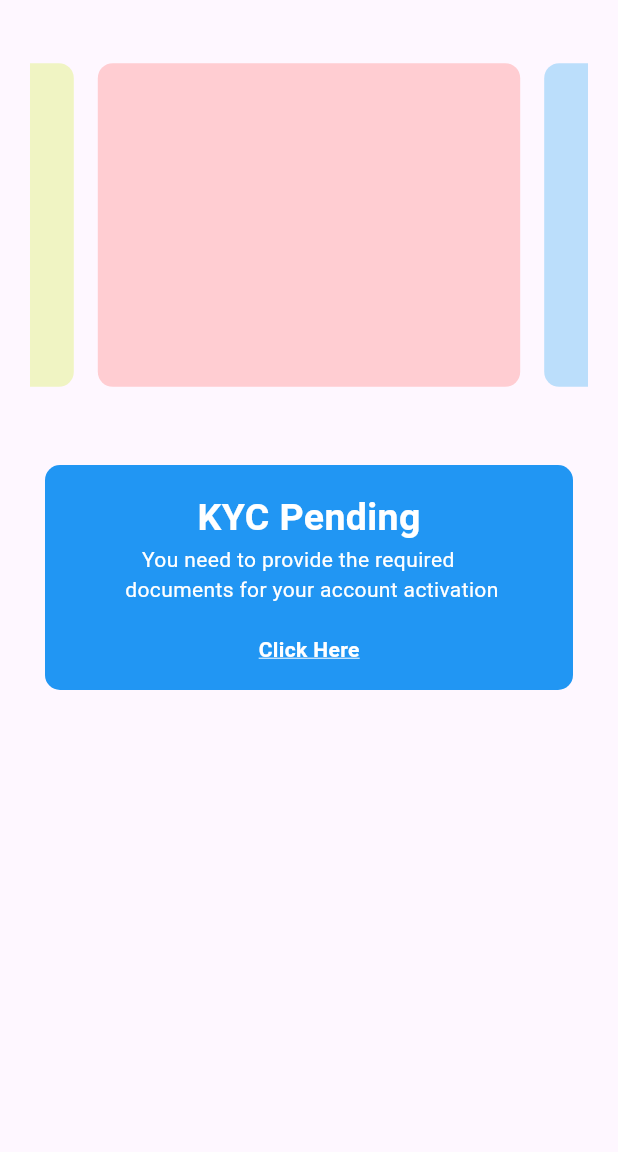
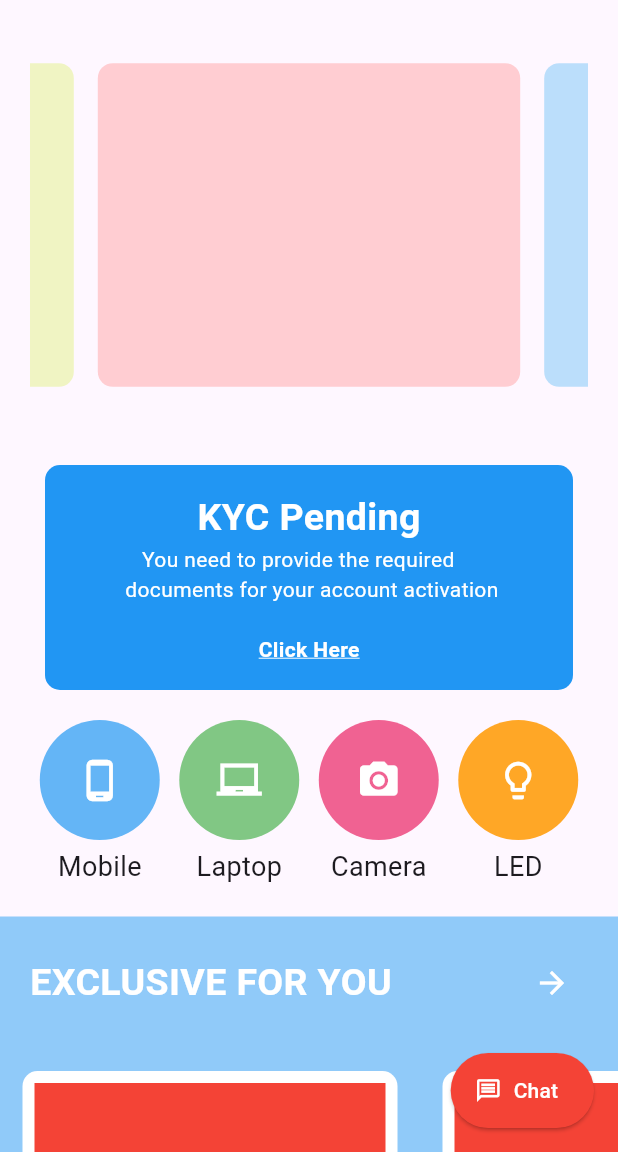
Before and after one commit to AnandhuA/DealsDrayClone, a Flutter app: the HomePageScreen screen opened directly, on a phone screen of 412 x 824 dp, the part 84-1236 px from its top. Run offline on Flutter 3.47's test engine with Material 3 defaults, Android fonts, the phone set to English and light mode, and no system bars; drawn by our look-alikes of carousel_slider.

Commit message:
home page ui complete

```diff
--- a/lib/screens/homepge/homepage_screen.dart
+++ b/lib/screens/homepge/homepage_screen.dart
@@ -1,5 +1,9 @@
 import 'package:deals_dray_clone/screens/homepge/widgets/banner_images.dart';
+import 'package:deals_dray_clone/screens/homepge/widgets/floating_button.dart';
 import 'package:deals_dray_clone/screens/homepge/widgets/search_widget.dart';
+import 'package:deals_dray_clone/screens/homepge/widgets/session_four.dart';
+import 'package:deals_dray_clone/screens/homepge/widgets/session_three.dart';
+import 'package:deals_dray_clone/screens/homepge/widgets/session_two.dart';
 import 'package:flutter/material.dart';
 
 class HomePageScreen extends StatelessWidget {
@@ -19,45 +23,16 @@ class HomePageScreen extends StatelessWidget {
       ),
       drawer: const Drawer(),
       body: ListView(
-        children: [
-          const BannerImagesWidget(),
-          Container(
-            margin: const EdgeInsets.symmetric(horizontal: 30, vertical: 10),
-            height: 150,
-            decoration: BoxDecoration(
-              color: Colors.blue,
-              borderRadius: BorderRadius.circular(10),
-            ),
-            child: const Column(
-              mainAxisAlignment: MainAxisAlignment.center,
-              children: [
-                Text(
-                  "KYC Pending",
-                  style: TextStyle(
-                    fontWeight: FontWeight.bold,
-                    fontSize: 25,
-                    color: Colors.white,
-                  ),
-                ),
-                Text(
-                  "    You need to provide the required \n documents for your account activation",
-                  style: TextStyle(color: Colors.white),
-                ),
-                SizedBox(height: 20),
-                Text(
-                  "Click Here",
-                  style: TextStyle(
-                    fontWeight: FontWeight.bold,
-                    color: Colors.white,
-                    decorationColor: Colors.white,
-                    decoration: TextDecoration.underline,
-                  ),
-                )
-              ],
-            ),
-          ),
+        children: const [
+          BannerImagesWidget(),
+          SessionTwo(),
+          SizedBox(height: 10),
+          SessionThree(),
+          SizedBox(height: 20),
+          SessionFour()
         ],
       ),
+      floatingActionButton: const FloatingButtonWidget(),
     );
   }
 }
--- a/lib/screens/homepge/widgets/banner_images.dart
+++ b/lib/screens/homepge/widgets/banner_images.dart
@@ -16,7 +16,7 @@ class BannerImagesWidget extends StatelessWidget {
           ),
           options: CarouselOptions(
             autoPlay: true,
-            autoPlayInterval: const Duration(seconds: 1),
+            autoPlayInterval: const Duration(seconds: 5),
           ),
         ));
   }
--- /dev/null
+++ b/lib/screens/homepge/widgets/card_widget.dart
@@ -0,0 +1,30 @@
+import 'package:flutter/material.dart';
+
+class CardWidget extends StatelessWidget {
+  const CardWidget({super.key});
+
+  @override
+  Widget build(BuildContext context) {
+    return Container(
+      margin: const EdgeInsets.all(15),
+      padding: const EdgeInsets.all(8),
+      height: 200,
+      width: 250,
+      decoration: BoxDecoration(
+        color: Colors.white,
+        borderRadius: BorderRadius.circular(10),
+      ),
+      child: Column(
+        mainAxisAlignment: MainAxisAlignment.spaceBetween,
+        crossAxisAlignment: CrossAxisAlignment.start,
+        children: [
+          Container(
+            color: Colors.red,
+            height: 330,
+          ),
+          const Text("Nokia 8.1(iron,64 GB)")
+        ],
+      ),
+    );
+  }
+}
--- /dev/null
+++ b/lib/screens/homepge/widgets/circle_widget.dart
@@ -0,0 +1,34 @@
+import 'package:flutter/material.dart';
+
+class CircleWidget extends StatelessWidget {
+  final IconData icon;
+  final String title;
+  final Color color;
+  const CircleWidget(
+      {super.key,
+      required this.icon,
+      required this.title,
+      required this.color});
+
+  @override
+  Widget build(BuildContext context) {
+    return Column(
+      children: [
+        CircleAvatar(
+          backgroundColor: color,
+          radius: 40,
+          child: Icon(
+            icon,
+            color: Colors.white,
+            size: 30,
+          ),
+        ),
+        const SizedBox(height: 5),
+        Text(
+          title,
+          style: const TextStyle(fontSize: 18),
+        )
+      ],
+    );
+  }
+}
--- /dev/null
+++ b/lib/screens/homepge/widgets/floating_button.dart
@@ -0,0 +1,31 @@
+
+
+
+import 'package:flutter/material.dart';
+
+class FloatingButtonWidget extends StatelessWidget {
+  const FloatingButtonWidget({
+    super.key,
+  });
+
+  @override
+  Widget build(BuildContext context) {
+    return SizedBox(
+      height: 50,
+      child: ElevatedButton.icon(
+        style: ElevatedButton.styleFrom(
+          backgroundColor: Colors.red,
+        ),
+        onPressed: () {},
+        icon: const Icon(
+          Icons.message_outlined,
+          color: Colors.white,
+        ),
+        label: const Text(
+          "Chat",
+          style: TextStyle(color: Colors.white),
+        ),
+      ),
+    );
+  }
+}
--- /dev/null
+++ b/lib/screens/homepge/widgets/session_four.dart
@@ -0,0 +1,52 @@
+import 'package:deals_dray_clone/screens/homepge/widgets/card_widget.dart';
+import 'package:flutter/material.dart';
+
+class SessionFour extends StatelessWidget {
+  const SessionFour({
+    super.key,
+  });
+
+  @override
+  Widget build(BuildContext context) {
+    return Container(
+      height: 500,
+      color: Colors.blue.shade200,
+      child: Column(
+        children: [
+          Padding(
+            padding: const EdgeInsets.all(20),
+            child: Row(
+              mainAxisAlignment: MainAxisAlignment.spaceBetween,
+              children: [
+                const Text(
+                  "EXCLUSIVE FOR YOU",
+                  style: TextStyle(
+                    color: Colors.white,
+                    fontSize: 25,
+                    fontWeight: FontWeight.bold,
+                  ),
+                ),
+                IconButton(
+                  onPressed: () {},
+                  icon: const Icon(
+                    Icons.arrow_forward,
+                    color: Colors.white,
+                  ),
+                ),
+              ],
+            ),
+          ),
+          Expanded(
+            child: ListView.builder(
+              scrollDirection: Axis.horizontal,
+              itemCount: 10,
+              itemBuilder: (context, index) {
+                return const CardWidget();
+              },
+            ),
+          )
+        ],
+      ),
+    );
+  }
+}
--- /dev/null
+++ b/lib/screens/homepge/widgets/session_three.dart
@@ -0,0 +1,41 @@
+import 'package:deals_dray_clone/screens/homepge/widgets/circle_widget.dart';
+import 'package:flutter/material.dart';
+
+class SessionThree extends StatelessWidget {
+  const SessionThree({
+    super.key,
+  });
+
+  @override
+  Widget build(BuildContext context) {
+    return Padding(
+      padding: const EdgeInsets.symmetric(horizontal: 20),
+      child: Row(
+        mainAxisAlignment: MainAxisAlignment.spaceAround,
+        crossAxisAlignment: CrossAxisAlignment.center,
+        children: [
+          CircleWidget(
+            color: Colors.blue.shade300,
+            icon: Icons.phone_android_outlined,
+            title: "Mobile",
+          ),
+          CircleWidget(
+            color: Colors.green.shade300,
+            icon: Icons.laptop_chromebook,
+            title: "Laptop",
+          ),
+          CircleWidget(
+            color: Colors.pink.shade300,
+            icon: Icons.camera_alt,
+            title: "Camera",
+          ),
+          CircleWidget(
+            color: Colors.orange.shade400,
+            icon: Icons.lightbulb_outline_rounded,
+            title: "LED",
+          )
+        ],
+      ),
+    );
+  }
+}
--- /dev/null
+++ b/lib/screens/homepge/widgets/session_two.dart
@@ -0,0 +1,46 @@
+import 'package:flutter/material.dart';
+
+class SessionTwo extends StatelessWidget {
+  const SessionTwo({
+    super.key,
+  });
+
+  @override
+  Widget build(BuildContext context) {
+    return Container(
+      margin: const EdgeInsets.symmetric(horizontal: 30, vertical: 10),
+      height: 150,
+      decoration: BoxDecoration(
+        color: Colors.blue,
+        borderRadius: BorderRadius.circular(10),
+      ),
+      child: const Column(
+        mainAxisAlignment: MainAxisAlignment.center,
+        children: [
+          Text(
+            "KYC Pending",
+            style: TextStyle(
+              fontWeight: FontWeight.bold,
+              fontSize: 25,
+              color: Colors.white,
+            ),
+          ),
+          Text(
+            "    You need to provide the required \n documents for your account activation",
+            style: TextStyle(color: Colors.white),
+          ),
+          SizedBox(height: 20),
+          Text(
+            "Click Here",
+            style: TextStyle(
+              fontWeight: FontWeight.bold,
+              color: Colors.white,
+              decorationColor: Colors.white,
+              decoration: TextDecoration.underline,
+            ),
+          )
+        ],
+      ),
+    );
+  }
+}
--- a/lib/screens/login/login_screen.dart
+++ b/lib/screens/login/login_screen.dart
@@ -2,9 +2,8 @@ import 'package:deals_dray_clone/screens/login/widgets/button.dart';
 import 'package:deals_dray_clone/screens/login/widgets/tab_bar_widget.dart';
 import 'package:deals_dray_clone/screens/comman_widgets.dart/text_field_widget.dart';
 import 'package:deals_dray_clone/screens/comman_widgets.dart/text_widget.dart';
-import 'package:deals_dray_clone/screens/registration/registration_screen.dart';
+import 'package:deals_dray_clone/screens/otp/otp_screen.dart';
 import 'package:flutter/material.dart';
-import 'package:flutter/widgets.dart';
 
 class LoginScreen extends StatelessWidget {
   const LoginScreen({super.key});
@@ -74,7 +73,7 @@ class LoginScreen extends StatelessWidget {
     Navigator.push(
         context,
         MaterialPageRoute(
-          builder: (context) => const RegistrationScreen(),
+          builder: (context) => const OtpScreen(),
         ));
   }
 }
--- /dev/null
+++ b/lib/screens/otp/otp_screen.dart
@@ -0,0 +1,15 @@
+import 'package:flutter/material.dart';
+
+class OtpScreen extends StatelessWidget {
+  const OtpScreen({super.key});
+
+  @override
+  Widget build(BuildContext context) {
+    return Scaffold(
+      body: SafeArea(
+          child: Center(
+        child: Text("data"),
+      )),
+    );
+  }
+}
--- a/lib/screens/splach/splach_screen.dart
+++ b/lib/screens/splach/splach_screen.dart
@@ -18,7 +18,7 @@ class _SplachScreenState extends State<SplachScreen> {
       Navigator.pushReplacement(
           context,
           MaterialPageRoute(
-            builder: (context) => LoginScreen(),
+            builder: (context) => const LoginScreen(),
           ));
     });
   }
@@ -29,22 +29,22 @@ class _SplachScreenState extends State<SplachScreen> {
     return Scaffold(
       body: Stack(
         children: [
-          Container(
-            decoration: const BoxDecoration(
-              image: DecorationImage(
-                image: AssetImage(
-                  "assets/images/410x272-FEAT-hompage-ARIA-sponsored.jpg",
-                ),
-                fit: BoxFit.fill,
-              ),
-            ),
-          ),
+          // Container(
+          //   decoration: const BoxDecoration(
+          //     image: DecorationImage(
+          //       image: AssetImage(
+          //         "assets/images/410x272-FEAT-hompage-ARIA-sponsored.jpg",
+          //       ),
+          //       fit: BoxFit.fill,
+          //     ),
+          //   ),
+          // ),
           Positioned(
             bottom: 0,
             child: Container(
               height: size.height * 0.3,
               width: size.width,
-              decoration: BoxDecoration(
+              decoration: const BoxDecoration(
                 color: Colors.white,
                 borderRadius: BorderRadius.vertical(
                   top: Radius.circular(100),
```
